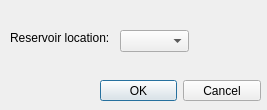
The window that DMFGui/DMFGui/dialog.ui (abting/DMF) describes before a commit, drawn with Qt 5.
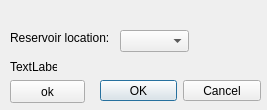
The same window after the commit.

Diff of the .ui file:
```diff
--- a/DMFGui/DMFGui/dialog.ui
+++ b/DMFGui/DMFGui/dialog.ui
@@ -52,6 +52,32 @@
     <string>Reservoir location:</string>
    </property>
   </widget>
+  <widget class="QPushButton" name="okButton">
+   <property name="geometry">
+    <rect>
+     <x>10</x>
+     <y>80</y>
+     <width>75</width>
+     <height>23</height>
+    </rect>
+   </property>
+   <property name="text">
+    <string>ok</string>
+   </property>
+  </widget>
+  <widget class="QLabel" name="label_2">
+   <property name="geometry">
+    <rect>
+     <x>10</x>
+     <y>60</y>
+     <width>47</width>
+     <height>13</height>
+    </rect>
+   </property>
+   <property name="text">
+    <string>TextLabel</string>
+   </property>
+  </widget>
  </widget>
  <resources/>
  <connections>
```
